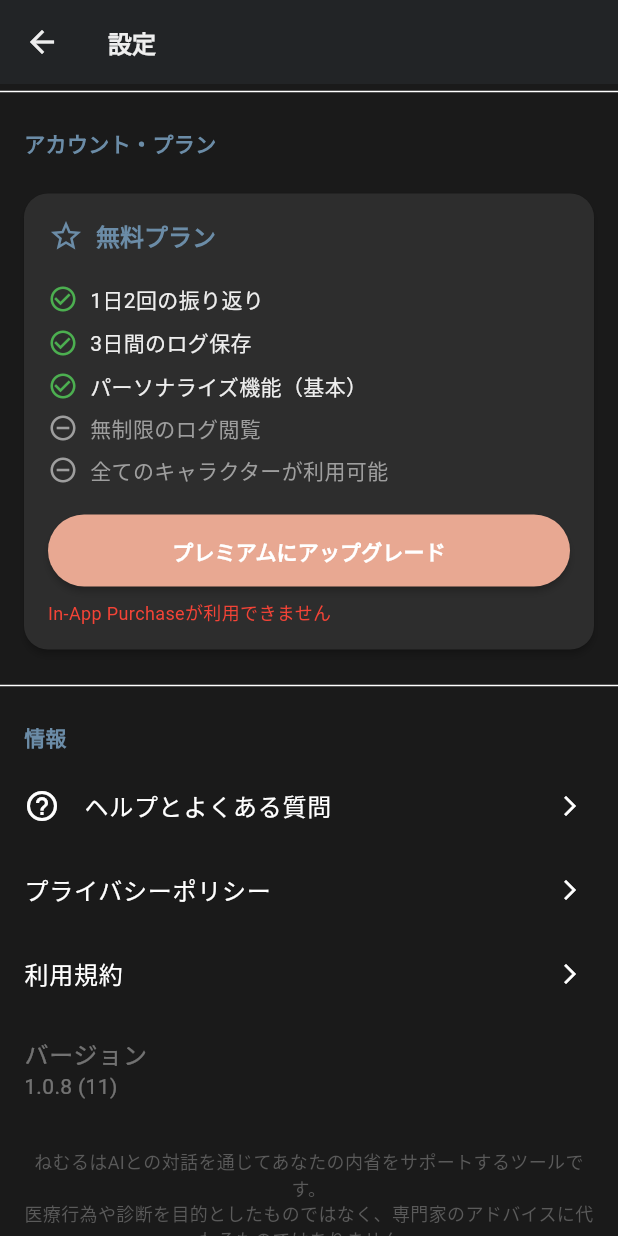
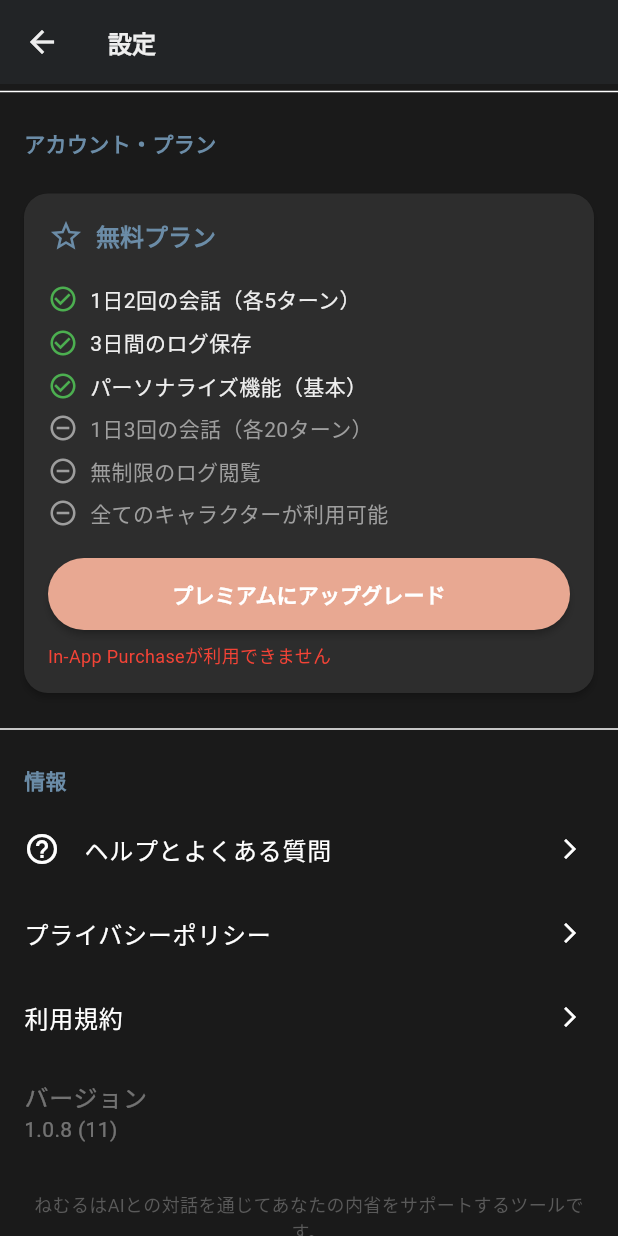
Before and after one commit to nekomura0728/nemuru, a Flutter app: the SettingsScreen screen opened by its route, scrolled down 576 dp, on a phone screen of 412 x 824 dp. Run offline on Flutter 3.47's test engine with Material 3 defaults, Android fonts, the light colour scheme and no system bars; our stand-ins replace flutter_local_notifications, flutter_markdown, google_fonts, in_app_purchase, package_info_plus, shared_preferences and 2 more; accounts and stored records are empty.

Commit message:
fix: 全ての誘導文言を正確な会話制限に統一
- 設定画面: プレミアム特典表示を詳細化
- キャラクター選択: 誘導メッセージ更新
- ストア掲載情報: ターン数制限を明記
- 全画面で一貫性のあるメッセージに統一

```diff
--- a/lib/screens/settings_screen.dart
+++ b/lib/screens/settings_screen.dart
@@ -259,9 +259,10 @@ class _SettingsScreenState extends State<SettingsScreen> {
               ],
             ),
             const SizedBox(height: 16),
-            _buildPlanFeature('1日2回の振り返り', true),
+            _buildPlanFeature('1日2回の会話（各5ターン）', true),
             _buildPlanFeature('3日間のログ保存', true),
             _buildPlanFeature('パーソナライズ機能（基本）', true),
+            _buildPlanFeature('1日3回の会話（各20ターン）', isPremium),
             _buildPlanFeature('無制限のログ閲覧', isPremium),
             _buildPlanFeature('全てのキャラクターが利用可能', isPremium),
             const SizedBox(height: 16),
@@ -431,7 +432,7 @@ class _SettingsScreenState extends State<SettingsScreen> {
             _buildPlanFeature('無制限のログ閲覧', true),
             _buildPlanFeature('全てのキャラクターが利用可能', true),
             _buildPlanFeature('パーソナライズ機能（高度）', true),
-            _buildPlanFeature('一日に複数回の会話', true),
+            _buildPlanFeature('1日3回まで会話可能（1回あたり20ターン）', true),
             const SizedBox(height: 16),
             const Text(
               '※ サブスクリプションは自動更新されます。解約はいつでも可能です。',
@@ -630,7 +631,7 @@ class _SettingsScreenState extends State<SettingsScreen> {
                 Padding(
                   padding: const EdgeInsets.only(bottom: 16.0),
                   child: Text(
-                    'プレミアムプランでは全てのキャラクターが利用可能になります',
+                    'プレミアムプランでは全てのキャラクターが利用可能になり、1日3回まで会話できます',
                     style: TextStyle(
                       fontSize: 12,
                       color: Colors.grey[600],
```
Also changed, not shown: 1 other file.
